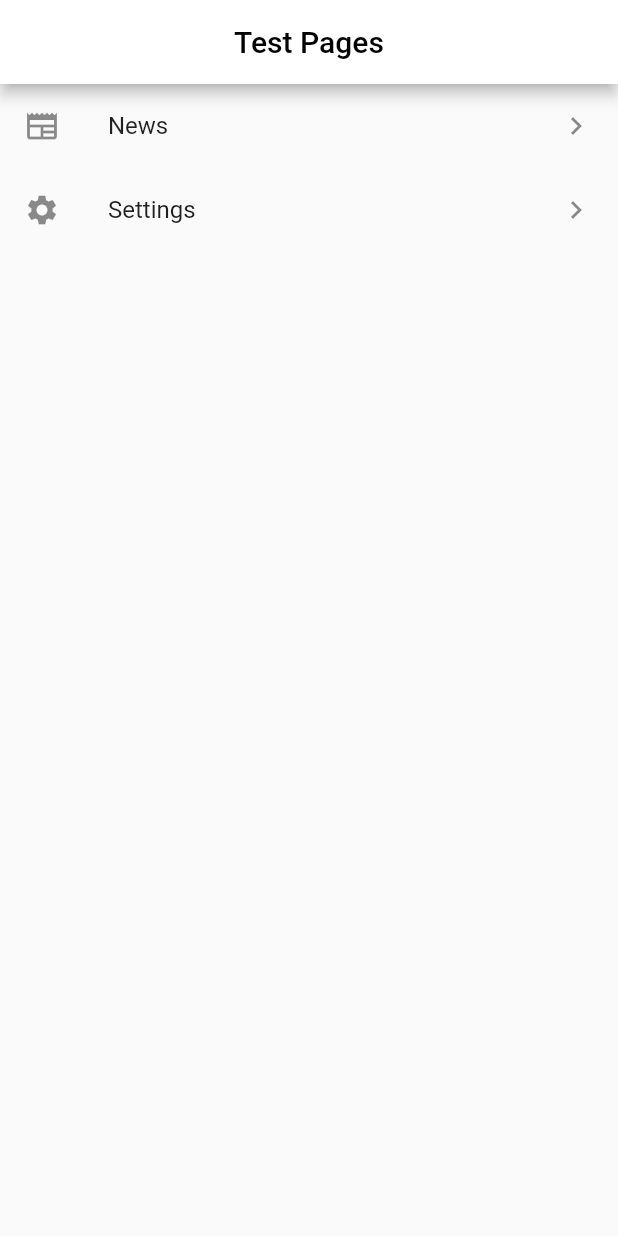
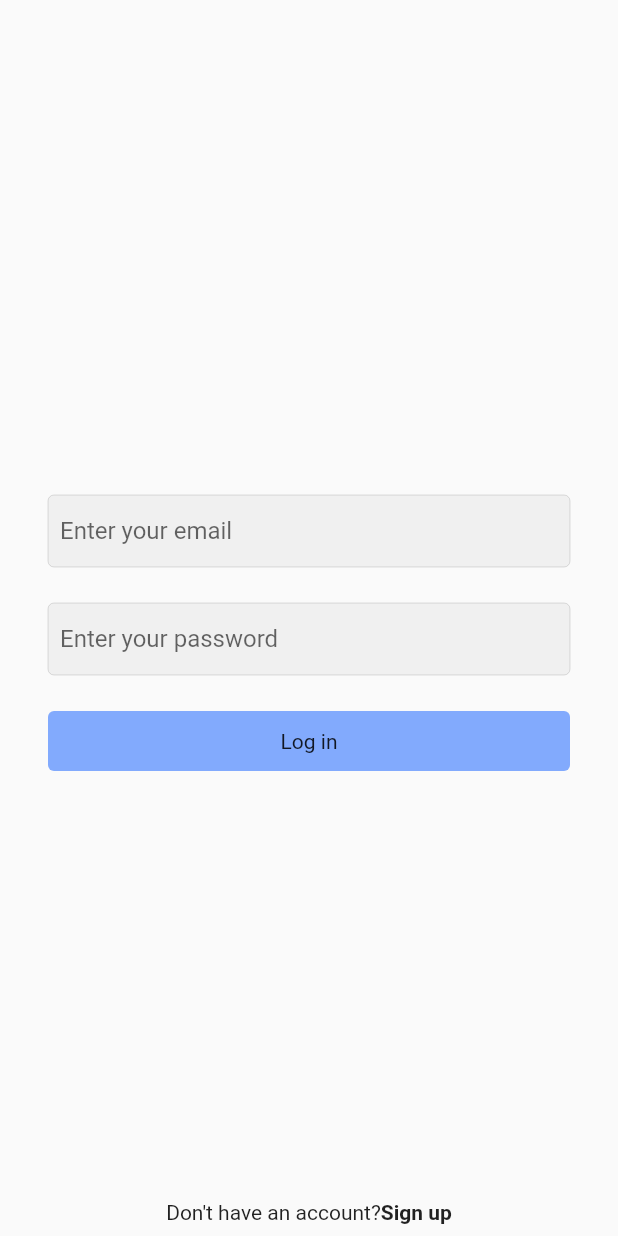
Before and after one commit to ashwin2201/CZ2006-ScrapIT, a Flutter app: the screen it shows after launch, on a phone screen of 412 x 824 dp. Run offline on Flutter 3.47's test engine with Material 2 defaults, Android fonts, the light colour scheme and no system bars; our stand-ins replace firebase_core, url_launcher_web; missing offline and left inert: cloud_firestore_web, firebase_auth_web, firebase_core_web, firebase_storage_web, image_picker_for_web; accounts and stored records are empty.

Commit message:
log in registration init

```diff
--- a/lib/generated_plugin_registrant.dart
+++ b/lib/generated_plugin_registrant.dart
@@ -5,12 +5,22 @@
 // ignore_for_file: directives_ordering
 // ignore_for_file: lines_longer_than_80_chars
 
+import 'package:cloud_firestore_web/cloud_firestore_web.dart';
+import 'package:firebase_auth_web/firebase_auth_web.dart';
+import 'package:firebase_core_web/firebase_core_web.dart';
+import 'package:firebase_storage_web/firebase_storage_web.dart';
+import 'package:image_picker_for_web/image_picker_for_web.dart';
 import 'package:url_launcher_web/url_launcher_web.dart';
 
 import 'package:flutter_web_plugins/flutter_web_plugins.dart';
 
 // ignore: public_member_api_docs
 void registerPlugins(Registrar registrar) {
+  FirebaseFirestoreWeb.registerWith(registrar);
+  FirebaseAuthWeb.registerWith(registrar);
+  FirebaseCoreWeb.registerWith(registrar);
+  FirebaseStorageWeb.registerWith(registrar);
+  ImagePickerPlugin.registerWith(registrar);
   UrlLauncherPlugin.registerWith(registrar);
   registrar.registerMessageHandler();
 }
--- a/lib/main.dart
+++ b/lib/main.dart
@@ -1,10 +1,15 @@
+import 'package:firebase_core/firebase_core.dart';
 import 'package:flutter/material.dart';
-import 'package:scrap_it/test_screen.dart';
+import 'package:scrap_it/screens/login_screen.dart';
+import 'package:scrap_it/screens/test_screen.dart';
+import 'Setting/setting.dart';
+import './screens/homeScreen/ui/home_screen.dart';
 
-import 'Setting/setting.dart';
-import 'homeScreen/ui/home_screen.dart';
-
-void main() => runApp(MyApp());
+void main() async {
+  WidgetsFlutterBinding.ensureInitialized();
+  await Firebase.initializeApp();
+  runApp(MyApp());
+}
 
 class MyApp extends StatelessWidget {
   @override
@@ -13,7 +18,7 @@ class MyApp extends StatelessWidget {
       // home: MyStatefulWidget(),
       initialRoute: '/',
       routes: {
-        '/': (context) => Screen0(),
+        '/': (context) => LoginScreen(),
         '/home': (context) => HomePage(),
         '/settings': (context) => SettingsLayout(),
       }
--- a/lib/homeScreen/api and networking/article_model.dart
+++ b/lib/screens/homeScreen/api and networking/article_model.dart
@@ -3,7 +3,7 @@ class Article {
   String url;
   DateTime publishedDate;
 
-  Article({this.title, this.url, this.publishedDate});
+  Article({required this.title, required this.url, required this.publishedDate});
 
   factory Article.fromJson(Map<String, dynamic> json) {
     return Article(
--- a/lib/homeScreen/api and networking/news_api_service.dart
+++ b/lib/screens/homeScreen/api and networking/news_api_service.dart
@@ -4,13 +4,13 @@ import 'dart:convert' show utf8;
 
 import 'article_model.dart';
 import 'package:http/http.dart';
-import '../../pathsAndConsts.dart';
+import '../../../pathsAndConsts.dart';
 
 class ApiService {
   final endPointUrl = guardian_api_url;
   Future<List<Article>> getArticle() async {
     //Future<Text> getArticle() async {
-    Response res = await get(endPointUrl);
+    Response res = await get(Uri.parse(endPointUrl));
     if (res.statusCode == 200) {
       Map<String, dynamic> json = jsonDecode(utf8.decode(res.bodyBytes));
       List<dynamic> body = json['response']['results'];
--- a/lib/homeScreen/ui/customListTile.dart
+++ b/lib/screens/homeScreen/ui/customListTile.dart
@@ -1,3 +1,5 @@
+// ignore_for_file: prefer_const_constructors, prefer_const_literals_to_create_immutables
+
 import 'package:scrap_it/pathsAndConsts.dart';
 
 import '../api and networking/article_model.dart';
--- a/lib/homeScreen/ui/home_screen.dart
+++ b/lib/screens/homeScreen/ui/home_screen.dart
@@ -47,9 +47,9 @@ class _HomePageState extends State<HomePage> {
                 builder: (BuildContext context,
                     AsyncSnapshot<List<Article>> snapshot) {
                   if (snapshot.hasData) {
-                    List<Article> articles = snapshot.data;
+                    List<Article>? articles = snapshot.data;
                     return ListView.builder(
-                      itemCount: articles.length,
+                      itemCount: articles!.length,
                       itemBuilder: (context, index) =>
                           customListTile(articles[index], context),
                     );
--- /dev/null
+++ b/lib/screens/login_screen.dart
@@ -0,0 +1,98 @@
+import 'package:flutter/material.dart';
+import 'package:scrap_it/widgets/text_field_input.dart';
+
+class LoginScreen extends StatefulWidget {
+
+  @override
+  State<LoginScreen> createState() => _LoginScreenState();
+}
+
+class _LoginScreenState extends State<LoginScreen> {
+  final TextEditingController _emailController = TextEditingController();
+  final TextEditingController _passwordController = TextEditingController();
+
+  @override
+  void dispose() {
+    // TODO: implement dispose
+    super.dispose();
+    _emailController.dispose();
+    _passwordController.dispose();
+  }
+
+  @override
+  Widget build(BuildContext context) {
+    return Scaffold(
+      body: SafeArea(
+        child: Container(
+          padding: const EdgeInsets.symmetric(horizontal: 32),
+          width: double.infinity,
+          child: Column(
+            crossAxisAlignment: CrossAxisAlignment.center,
+            children: [
+              Flexible(child: Container(), flex: 2),
+              const SizedBox(height: 64),
+              TextFieldInput(
+                hintText: 'Enter your email',
+                textInputType: TextInputType.emailAddress,
+                textEditingController: _emailController,
+              ),
+              const SizedBox(
+                height: 24
+              ),
+              TextFieldInput(
+                hintText: 'Enter your password',
+                textInputType: TextInputType.text,
+                textEditingController: _passwordController,
+                isPass: true,
+              ),
+              const SizedBox(
+                height: 24
+              ),
+              // button login
+              Container(
+                child: const Text('Log in'),
+                width: double.infinity,
+                alignment: Alignment.center,
+                padding: const EdgeInsets.symmetric(vertical: 12),
+                decoration: const ShapeDecoration(
+                  shape: RoundedRectangleBorder(
+                  borderRadius: BorderRadius.all(Radius.circular(4)),
+                  ),
+                  color: Color.fromRGBO(10, 90, 255, 0.5)
+                ),
+              ),
+              const SizedBox(
+                height: 12
+              ),
+              Flexible(child: Container(), flex: 2),
+
+              // Transitioning to signing up
+              Row(
+                mainAxisAlignment: MainAxisAlignment.center,
+                children: [
+                  Container(
+                    child: const Text("Don't have an account?"),
+                    padding: const EdgeInsets.symmetric(
+                      vertical: 8,
+                    )
+                  ),
+                  Container(
+                    child: const Text(
+                      "Sign up",
+                      style: TextStyle(
+                        fontWeight: FontWeight.bold,
+                      )
+                    ),
+                    padding: const EdgeInsets.symmetric(
+                      vertical: 8,
+                    )
+                  ),
+                ]
+              )
+            ],
+          )
+        ),
+      )
+    );
+  }
+}
--- a/lib/test_screen.dart
+++ b/lib/screens/test_screen.dart
@@ -1,5 +1,5 @@
 import 'package:flutter/material.dart';
-import 'homeScreen/ui/home_screen.dart';
+import './homeScreen/ui/home_screen.dart';
 
 class Screen0 extends StatelessWidget {
   @override
--- /dev/null
+++ b/lib/widgets/text_field_input.dart
@@ -0,0 +1,36 @@
+import 'package:flutter/material.dart';
+
+class TextFieldInput extends StatelessWidget {
+
+  final TextEditingController textEditingController;
+  final bool isPass;
+  final String hintText;
+  final TextInputType textInputType;
+  const TextFieldInput({Key? key,
+    required this.textEditingController,
+    this.isPass = false,
+    required this.hintText,
+    required this.textInputType}) : super(key: key);
+
+  @override
+  Widget build(BuildContext context) {
+    final inputBorder = OutlineInputBorder(
+      borderSide: Divider.createBorderSide(context)
+    );
+
+
+    return TextField(
+      controller: textEditingController,
+      decoration: InputDecoration(
+        hintText: hintText,
+        border: inputBorder,
+        focusedBorder: inputBorder,
+        enabledBorder: inputBorder,
+        filled: true,
+        contentPadding: const EdgeInsets.all(8),
+      ),
+      keyboardType: textInputType,
+      obscureText: isPass,
+    );
+  }
+}
```
Also changed, not shown: pubspec.yaml (+15 -21 lines), lib/screens/homeScreen/api and networking/html_open.dart (renamed from lib/homeScreen/api and networking/html_open.dart), lib/screens/homeScreen/ui/greeting.dart (renamed from lib/homeScreen/ui/greeting.dart), pubspec.lock, 4 other files.
